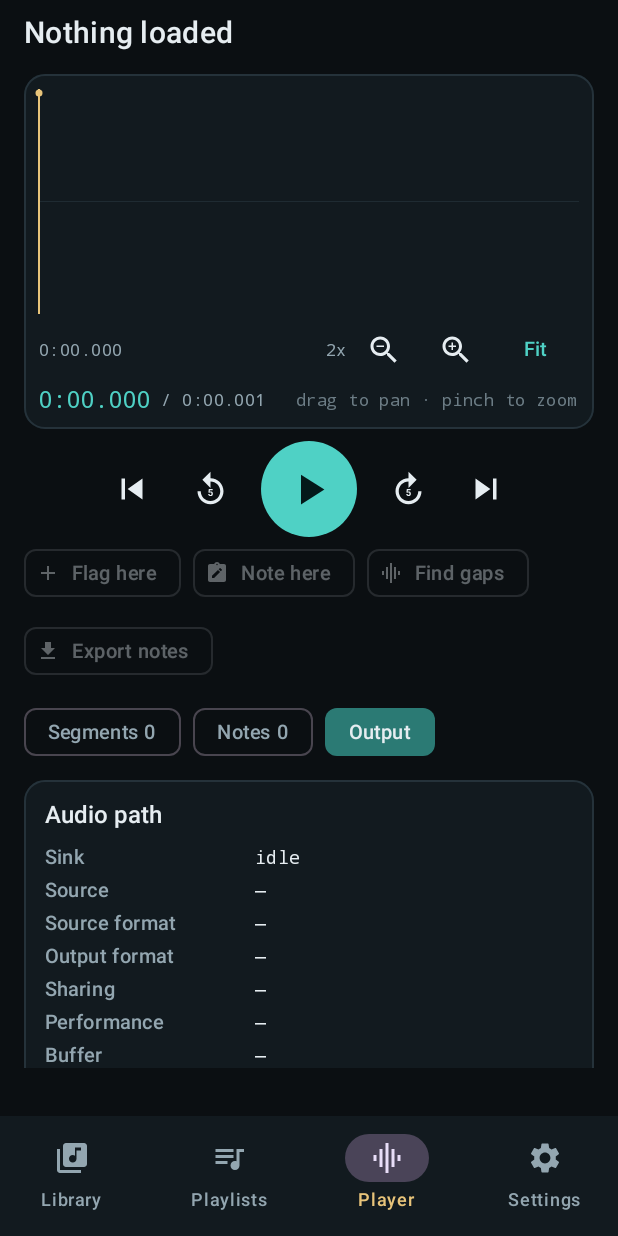
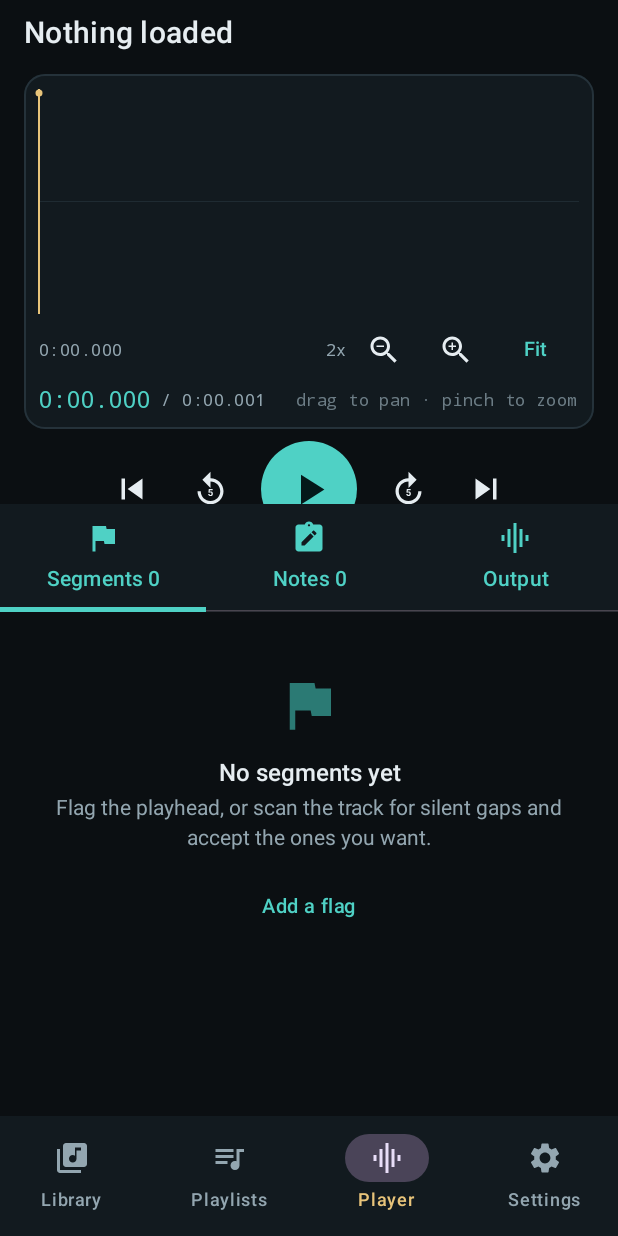
Before and after one commit to ExCx/wavecue, an Android app built with Jetpack Compose: the PlayerScreen screen opened through its navigation route, after a tap on "Zoom in", on a phone screen of 412 x 824 dp. Run offline under Robolectric (Android 15) with nearby library versions, the phone set to English and light mode, and no system bars; our stand-ins replace Dagger/Hilt's generated code, Room's generated code; 1 other tap on this screen came first.

Commit message:
Replace player section chips with proper tabs
- Segments/Notes/Output are now Material3 TabRow tabs with icons and counts
- Header (track info, waveform, transport, action chips) is its own scrollable
  area that yields space to the tab content
- Each tab's list fills the remaining screen height with its own scroll
- Added test tags for the three tabs

```diff
--- a/app/src/main/kotlin/com/wavecue/app/ui/TestTags.kt
+++ b/app/src/main/kotlin/com/wavecue/app/ui/TestTags.kt
@@ -41,6 +41,10 @@ object TestTags {
 
     const val SilenceCreate = "silence.create"
 
+    const val TabSegments = "player.tab.segments"
+    const val TabNotes = "player.tab.notes"
+    const val TabOutput = "player.tab.output"
+
     const val SettingsExclusive = "settings.exclusive"
     const val SettingsBitPerfect = "settings.bitPerfect"
     const val SettingsFollowPlayhead = "settings.followPlayhead"
--- a/app/src/main/kotlin/com/wavecue/app/ui/player/PlayerScreen.kt
+++ b/app/src/main/kotlin/com/wavecue/app/ui/player/PlayerScreen.kt
@@ -47,8 +47,6 @@ import androidx.compose.material3.AssistChipDefaults
 import androidx.compose.material3.Button
 import androidx.compose.material3.CircularProgressIndicator
 import androidx.compose.material3.FilledIconButton
-import androidx.compose.material3.FilterChip
-import androidx.compose.material3.FilterChipDefaults
 import androidx.compose.material3.HorizontalDivider
 import androidx.compose.material3.Icon
 import androidx.compose.material3.IconButton
@@ -58,6 +56,8 @@ import androidx.compose.material3.SnackbarHost
 import androidx.compose.material3.SnackbarHostState
 import androidx.compose.material3.Surface
 import androidx.compose.material3.Text
+import androidx.compose.material3.Tab
+import androidx.compose.material3.TabRow
 import androidx.compose.material3.TextButton
 import androidx.compose.runtime.Composable
 import androidx.compose.runtime.LaunchedEffect
@@ -135,8 +135,15 @@ fun PlayerScreen(
     ) { uri -> uri?.let(viewModel::exportNotes) }
 
     Box(Modifier.fillMaxSize()) {
-        Column(Modifier.fillMaxSize().padding(horizontal = 16.dp).verticalScroll(rememberScrollState())) {
-            Spacer(Modifier.height(10.dp))
+        Column(Modifier.fillMaxSize()) {
+            Column(
+                Modifier
+                    .weight(1f, fill = false)
+                    .fillMaxWidth()
+                    .verticalScroll(rememberScrollState())
+                    .padding(horizontal = 16.dp)
+                    .padding(top = 10.dp)
+            ) {
             TrackHeader(
                 title = track?.name ?: media?.name ?: "Nothing loaded",
                 queueLabel = queueLabel,
@@ -339,38 +346,33 @@ fun PlayerScreen(
                 )
             }
 
-            Spacer(Modifier.height(6.dp))
-            Row(horizontalArrangement = Arrangement.spacedBy(8.dp)) {
-                FilterChip(
+            } // end header column
+
+            TabRow(selectedTabIndex = section) {
+                Tab(
                     selected = section == 0,
                     onClick = { section = 0 },
-                    label = { Text("Segments ${flags.size}") },
-                    colors = FilterChipDefaults.filterChipColors(
-                        selectedContainerColor = WaveCueColors.PrimaryDim,
-                        selectedLabelColor = WaveCueColors.TextPrimary,
-                    ),
+                    text = { Text("Segments ${flags.size}") },
+                    icon = { Icon(Icons.Filled.Flag, contentDescription = null) },
+                    modifier = Modifier.testTag(TestTags.TabSegments),
                 )
-                FilterChip(
+                Tab(
                     selected = section == 1,
                     onClick = { section = 1 },
-                    label = { Text("Notes ${notes.size}") },
-                    colors = FilterChipDefaults.filterChipColors(
-                        selectedContainerColor = WaveCueColors.PrimaryDim,
-                        selectedLabelColor = WaveCueColors.TextPrimary,
-                    ),
+                    text = { Text("Notes ${notes.size}") },
+                    icon = { Icon(Icons.Filled.NoteAlt, contentDescription = null) },
+                    modifier = Modifier.testTag(TestTags.TabNotes),
                 )
-                FilterChip(
+                Tab(
                     selected = section == 2,
                     onClick = { section = 2 },
-                    label = { Text("Output") },
-                    colors = FilterChipDefaults.filterChipColors(
-                        selectedContainerColor = WaveCueColors.PrimaryDim,
-                        selectedLabelColor = WaveCueColors.TextPrimary,
-                    ),
+                    text = { Text("Output") },
+                    icon = { Icon(Icons.Filled.GraphicEq, contentDescription = null) },
+                    modifier = Modifier.testTag(TestTags.TabOutput),
                 )
             }
 
-            Box(Modifier.height(200.dp)) {
+            Box(Modifier.weight(1f).fillMaxWidth()) {
                 when (section) {
                     0 -> FlagList(
                         flags = flags,
```
